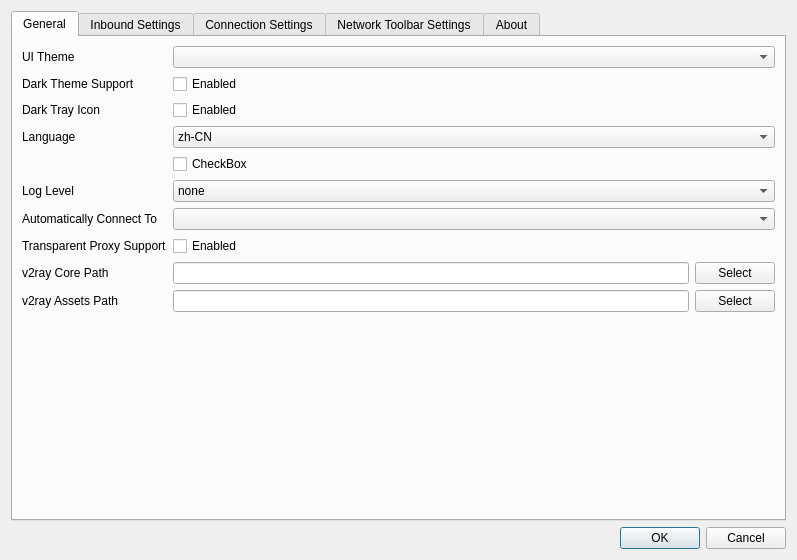
Old version of the form src/ui/w_PrefrencesWindow.ui in the repository darsvador/qvssr.
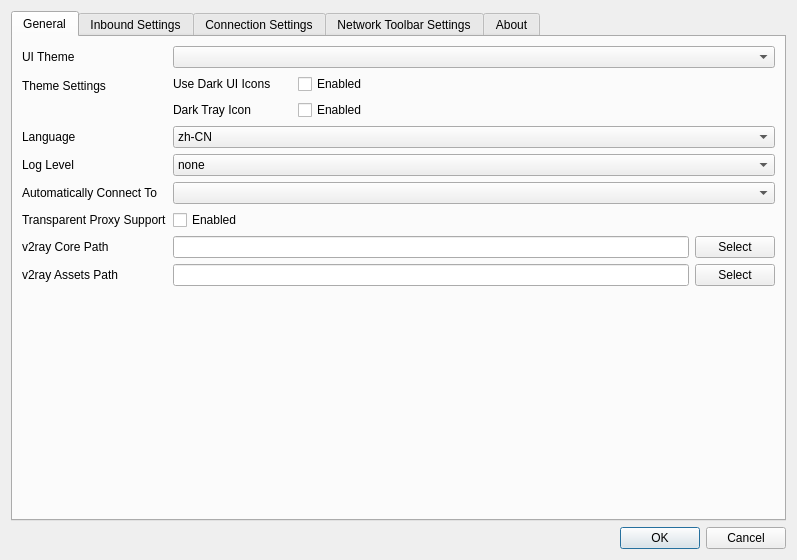
New version of the form. Icons and pictures are not drawn.

```diff
--- a/src/ui/w_PrefrencesWindow.ui
+++ b/src/ui/w_PrefrencesWindow.ui
@@ -63,28 +63,14 @@
          </property>
         </widget>
        </item>
-       <item row="1" column="0">
-        <widget class="QLabel" name="darkThemeLabel">
-         <property name="text">
-          <string>Dark Theme Support</string>
-         </property>
-        </widget>
-       </item>
-       <item row="1" column="1">
-        <widget class="QCheckBox" name="darkThemeCB">
-         <property name="text">
-          <string>Enabled</string>
-         </property>
-        </widget>
-       </item>
-       <item row="3" column="0">
+       <item row="4" column="0">
         <widget class="QLabel" name="label_6">
          <property name="text">
           <string>Language</string>
          </property>
         </widget>
        </item>
-       <item row="3" column="1">
+       <item row="4" column="1">
         <widget class="QComboBox" name="languageComboBox">
          <property name="sizePolicy">
           <sizepolicy hsizetype="Preferred" vsizetype="Fixed">
@@ -237,25 +223,56 @@
         </layout>
        </item>
        <item row="2" column="0">
-        <widget class="QLabel" name="label_36">
+        <widget class="QLabel" name="label_55">
          <property name="text">
-          <string>Dark Tray Icon</string>
+          <string>Theme Settings</string>
          </property>
         </widget>
        </item>
        <item row="2" column="1">
+        <layout class="QGridLayout" name="gridLayout_6" columnstretch="1,1,3">
+         <item row="1" column="1">
         <widget class="QCheckBox" name="darkTrayCB">
          <property name="text">
           <string>Enabled</string>
          </property>
         </widget>
        </item>
-       <item row="4" column="1">
-        <widget class="QCheckBox" name="checkBox_3">
+         <item row="0" column="0">
+          <widget class="QLabel" name="darkThemeLabel">
          <property name="text">
-          <string>CheckBox</string>
-         </property>
-        </widget>
+            <string>Use Dark UI Icons</string>
+           </property>
+          </widget>
+         </item>
+         <item row="1" column="0">
+          <widget class="QLabel" name="label_36">
+           <property name="text">
+            <string>Dark Tray Icon</string>
+           </property>
+          </widget>
+         </item>
+         <item row="0" column="1">
+          <widget class="QCheckBox" name="darkThemeCB">
+           <property name="text">
+            <string>Enabled</string>
+           </property>
+          </widget>
+         </item>
+         <item row="0" column="2" rowspan="2">
+          <spacer name="horizontalSpacer_2">
+           <property name="orientation">
+            <enum>Qt::Horizontal</enum>
+           </property>
+           <property name="sizeHint" stdset="0">
+            <size>
+             <width>40</width>
+             <height>20</height>
+            </size>
+           </property>
+          </spacer>
+         </item>
+        </layout>
        </item>
       </layout>
      </widget>
```
Lines whose indentation alone changed are shown as unchanged.
